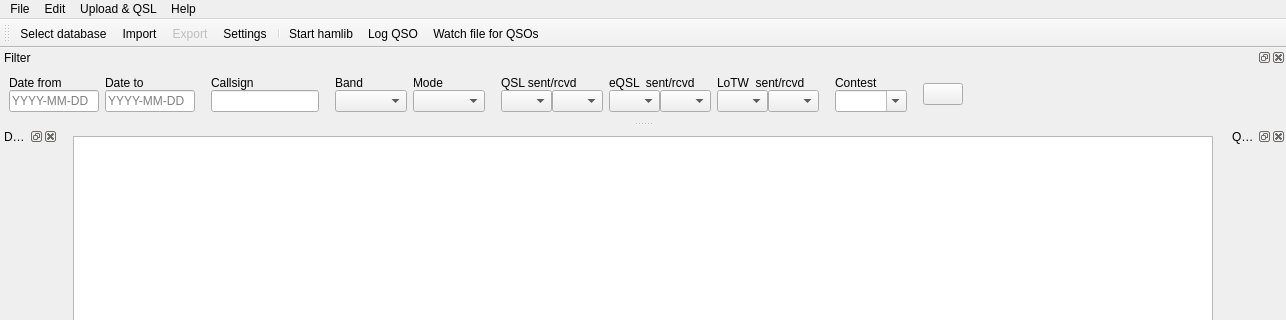
This is ui_files/DragonLog_MainWindow.ui in gitandy/DragonLog as Qt 5 draws it before an edit; both pictures show x 0 to 1286 and y 0 to 320 of the 1286 by 900 pixel window. The edited form follows.
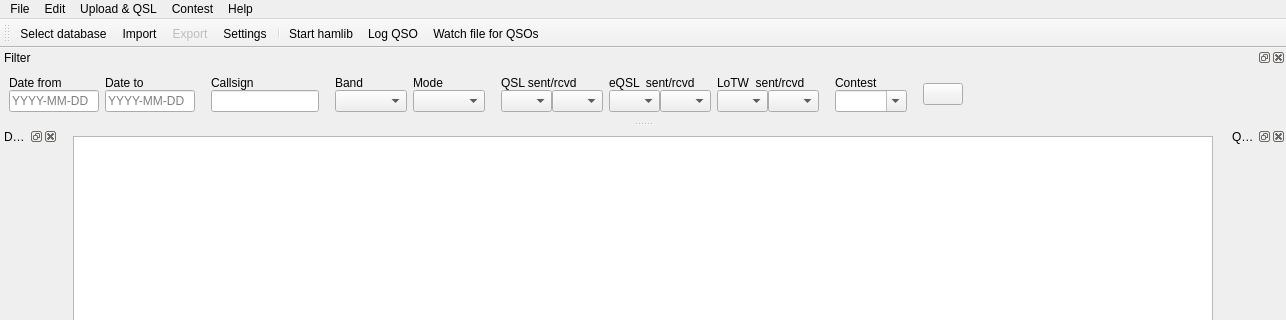
This is the edited form. Icons and pictures are not drawn.

Commit message: Rearranged menu entries for contests

What changed in the file:
```diff
--- a/ui_files/DragonLog_MainWindow.ui
+++ b/ui_files/DragonLog_MainWindow.ui
@@ -112,9 +112,19 @@
     <addaction name="separator"/>
     <addaction name="actionUpload_to_HamQTH"/>
    </widget>
+   <widget class="QMenu" name="menuContest">
+    <property name="title">
+     <string>Contest</string>
+    </property>
+    <addaction name="actionShow_Contest_stats"/>
+    <addaction name="actionExport_Contest_Log"/>
+    <addaction name="separator"/>
+    <addaction name="actionContests"/>
+   </widget>
    <addaction name="menuFile"/>
    <addaction name="menuEdit"/>
    <addaction name="menuUpload"/>
+   <addaction name="menuContest"/>
    <addaction name="menuHelp"/>
   </widget>
   <widget class="QStatusBar" name="statusbar"/>
```
Left out of the diff: 4 changed lines with no effect on the pictures. The commit also changes 3 other files.
